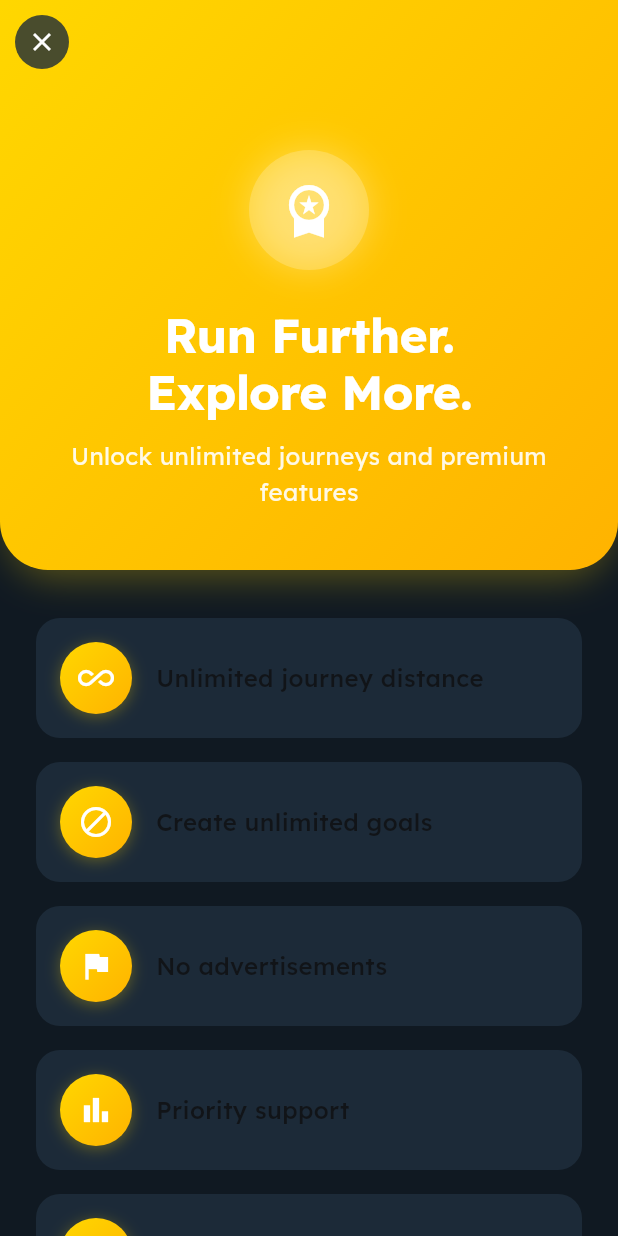
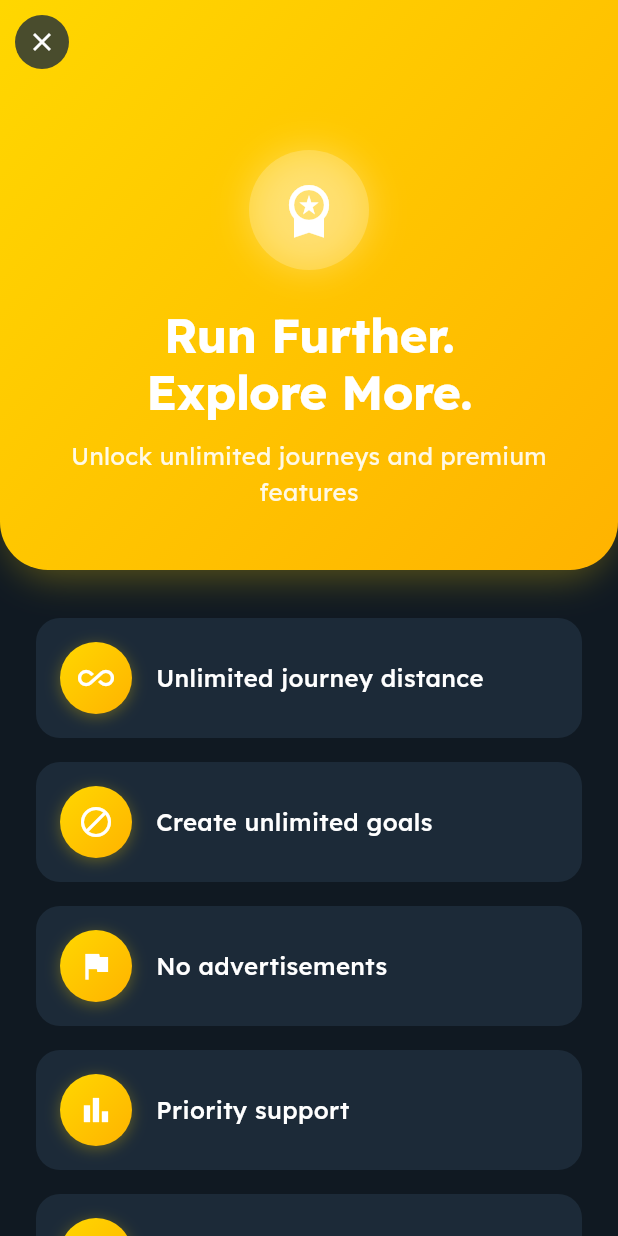
Before and after one commit to Happyloopgit/runtocanada, a Flutter app: the PaywallScreen screen opened by its route, on a phone screen of 412 x 824 dp. Run offline on Flutter 3.47's test engine with Material 3 defaults, Android fonts, the phone set to English and light mode, and no system bars; our stand-ins replace cached_network_image, cloud_firestore, connectivity_plus, dio, firebase_auth, firebase_core and 9 more; missing offline and left inert: mapbox_maps_flutter, purchases_flutter; accounts and stored records are empty.

Commit message:
Session 19: Complete theme refactoring for 9 additional files (Issue #60)
Refactored 9 files (~53 color references) for complete theme awareness:

✅ Core Screens:
- run_detail_screen.dart (15 refs): All text, surfaces, borders theme-aware
- journey_map_screen.dart (15 refs): Complete map screen theme support

✅ Premium:
- paywall_screen.dart (9 refs): Pricing cards, benefits list theme-aware

✅ Onboarding:
- initial_screen.dart (3 refs): Loading screens use theme backgrounds
- onboarding_screen.dart (1 ref): Removed hardcoded scaffold color
- onboarding_page.dart (1 ref): Description text theme-aware
- page_indicator.dart (1 ref): Inactive dots use theme color

✅ Home Widgets:
- achievements_carousel.dart (1 ref): Header text theme-aware
- home_journey_map_widget.dart (2 refs): Placeholder theme support

Theme Pattern Applied:
- Primary text → Theme.of(context).colorScheme.onSurface
- Secondary text → Theme.of(context).colorScheme.onSurfaceVariant
- Surfaces → Theme.of(context).colorScheme.surface
- Borders → Theme.of(context).colorScheme.outlineVariant
- Dividers → Theme.of(context).dividerTheme.color
- Kept theme-independent: primary, success, error, warning, gradients

Code Quality:
- ✅ Flutter analyze: 0 errors
- ✅ Removed 2 unused imports
- ✅ All text properly visible in light/dark modes
- ✅ Consistent pattern across all files

Issue #60 Progress: ~85-90% complete
Remaining: goal_creation_screen.dart, goals_list_screen.dart

🤖 Generated with [Claude Code](https://claude.com/claude-code)

Co-Authored-By: Claude Sonnet 4.5 <noreply@anthropic.com>

```diff
--- a/app/lib/features/home/presentation/widgets/achievements_carousel.dart
+++ b/app/lib/features/home/presentation/widgets/achievements_carousel.dart
@@ -35,7 +35,7 @@ class AchievementsCarousel extends StatelessWidget {
             Text(
               'Recent Achievements',
               style: AppTextStyles.headlineSmall.copyWith(
-                color: AppColors.textPrimaryDark,
+                color: Theme.of(context).colorScheme.onSurface,
               ),
             ),
             if (onViewAll != null)
--- a/app/lib/features/onboarding/presentation/screens/onboarding_screen.dart
+++ b/app/lib/features/onboarding/presentation/screens/onboarding_screen.dart
@@ -2,7 +2,6 @@ import 'package:flutter/material.dart';
 import 'package:flutter_riverpod/flutter_riverpod.dart';
 import 'package:run_to_canada/core/constants/route_constants.dart';
 import 'package:run_to_canada/core/navigation/app_router.dart';
-import 'package:run_to_canada/core/theme/app_colors.dart';
 import 'package:run_to_canada/core/widgets/custom_button.dart';
 import 'package:run_to_canada/features/onboarding/data/onboarding_service.dart';
 import 'package:run_to_canada/features/onboarding/presentation/widgets/onboarding_page.dart';
@@ -65,7 +64,6 @@ class _OnboardingScreenState extends ConsumerState<OnboardingScreen> {
   @override
   Widget build(BuildContext context) {
     return Scaffold(
-      backgroundColor: AppColors.backgroundDark,
       body: SafeArea(
         child: Stack(
           children: [
--- a/app/lib/features/onboarding/presentation/widgets/onboarding_page.dart
+++ b/app/lib/features/onboarding/presentation/widgets/onboarding_page.dart
@@ -71,7 +71,7 @@ class OnboardingPage extends StatelessWidget {
             description,
             textAlign: TextAlign.center,
             style: AppTextStyles.bodyLarge.copyWith(
-              color: AppColors.textSecondaryDark,
+              color: Theme.of(context).colorScheme.onSurfaceVariant,
               height: 1.6,
             ),
           ),
--- a/app/lib/features/onboarding/presentation/widgets/page_indicator.dart
+++ b/app/lib/features/onboarding/presentation/widgets/page_indicator.dart
@@ -35,7 +35,7 @@ class PageIndicator extends StatelessWidget {
                 : null,
             color: currentPage == index
                 ? null
-                : AppColors.textSecondaryDark.withValues(alpha: 0.3),
+                : Theme.of(context).colorScheme.onSurfaceVariant.withValues(alpha: 0.3),
             boxShadow: currentPage == index
                 ? [
                     BoxShadow(
--- a/app/lib/features/premium/presentation/screens/paywall_screen.dart
+++ b/app/lib/features/premium/presentation/screens/paywall_screen.dart
@@ -42,7 +42,6 @@ class _PaywallScreenState extends ConsumerState<PaywallScreen> {
     final packagesAsync = ref.watch(subscriptionPackagesProvider);
 
     return Scaffold(
-      backgroundColor: AppColors.background,
       extendBodyBehindAppBar: true,
       appBar: AppBar(
         backgroundColor: Colors.transparent,
@@ -52,7 +51,7 @@ class _PaywallScreenState extends ConsumerState<PaywallScreen> {
             width: 36,
             height: 36,
             decoration: BoxDecoration(
-              color: AppColors.surface.withValues(alpha: 0.8),
+              color: Theme.of(context).colorScheme.surface.withValues(alpha: 0.8),
               shape: BoxShape.circle,
             ),
             child: const Icon(Icons.close, size: 20),
@@ -179,7 +178,7 @@ class _PaywallScreenState extends ConsumerState<PaywallScreen> {
                                   benefit,
                                   style: AppTextStyles.bodyLarge.copyWith(
                                     fontWeight: FontWeight.w500,
-                                    color: AppColors.textPrimary,
+                                    color: Theme.of(context).colorScheme.onSurface,
                                   ),
                                 ),
                               ),
@@ -316,7 +315,7 @@ class _PaywallScreenState extends ConsumerState<PaywallScreen> {
                     Text(
                       'By subscribing, you agree to our Terms of Service and Privacy Policy. Subscription automatically renews unless auto-renew is turned off at least 24 hours before the end of the current period.',
                       style: AppTextStyles.bodySmall.copyWith(
-                        color: AppColors.textSecondary,
+                        color: Theme.of(context).colorScheme.onSurfaceVariant,
                         fontSize: 11,
                       ),
                       textAlign: TextAlign.center,
@@ -368,10 +367,12 @@ class _PaywallScreenState extends ConsumerState<PaywallScreen> {
         children: [
           Container(
             decoration: BoxDecoration(
-              color: isSelected ? AppColors.surfaceLight : AppColors.cardDark,
+              color: isSelected
+                  ? Theme.of(context).colorScheme.surfaceContainerHighest
+                  : Theme.of(context).colorScheme.surfaceContainer,
               borderRadius: BorderRadius.circular(16),
               border: Border.all(
-                color: isSelected ? AppColors.premium : AppColors.border.withValues(alpha: 0.3),
+                color: isSelected ? AppColors.premium : Theme.of(context).colorScheme.outlineVariant.withValues(alpha: 0.3),
                 width: isSelected ? 2 : 1,
               ),
               boxShadow: isSelected
@@ -395,7 +396,7 @@ class _PaywallScreenState extends ConsumerState<PaywallScreen> {
                     shape: BoxShape.circle,
                     gradient: isSelected ? AppColors.premiumGradient : null,
                     border: Border.all(
-                      color: isSelected ? Colors.transparent : AppColors.border,
+                      color: isSelected ? Colors.transparent : Theme.of(context).colorScheme.outline,
                       width: 2,
                     ),
                   ),
@@ -419,7 +420,7 @@ class _PaywallScreenState extends ConsumerState<PaywallScreen> {
                         title,
                         style: AppTextStyles.titleMedium.copyWith(
                           fontWeight: FontWeight.bold,
-                          color: AppColors.textPrimary,
+                          color: Theme.of(context).colorScheme.onSurface,
                         ),
                       ),
                       if (subtitle != null) ...[
@@ -427,7 +428,7 @@ class _PaywallScreenState extends ConsumerState<PaywallScreen> {
                         Text(
                           subtitle,
                           style: AppTextStyles.bodySmall.copyWith(
-                            color: AppColors.textSecondary,
+                            color: Theme.of(context).colorScheme.onSurfaceVariant,
                           ),
                         ),
                       ],
@@ -445,7 +446,7 @@ class _PaywallScreenState extends ConsumerState<PaywallScreen> {
                       price,
                       style: AppTextStyles.titleLarge.copyWith(
                         fontWeight: FontWeight.bold,
-                        color: isSelected ? AppColors.premium : AppColors.textPrimary,
+                        color: isSelected ? AppColors.premium : Theme.of(context).colorScheme.onSurface,
                       ),
                     ),
                     if (badge != null) ...[
```
Also changed, not shown: app/lib/features/goals/presentation/screens/journey_map_screen.dart (+23 -14 lines), app/lib/features/home/presentation/widgets/home_journey_map_widget.dart (+5 -5 lines), app/lib/features/onboarding/presentation/screens/initial_screen.dart (+9 -10 lines), app/lib/features/runs/presentation/screens/run_detail_screen.dart (+25 -15 lines), 1 other file.
